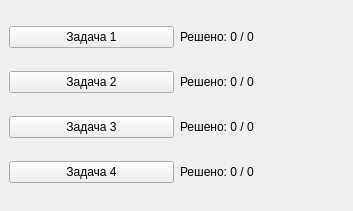
1maxi1/ourproject, file Version 3.0/client/mainwindow.ui: the form before one commit.
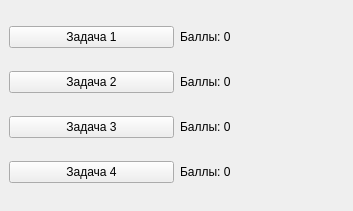
The form after the commit.

Diff of the .ui file:
```diff
--- a/Version 3.0/client/mainwindow.ui
+++ b/Version 3.0/client/mainwindow.ui
@@ -18,7 +18,7 @@
     <item row="1" column="1">
      <widget class="QLabel" name="label_2">
       <property name="text">
-       <string>Решено: 0 / 0</string>
+       <string>Баллы: 0</string>
       </property>
      </widget>
     </item>
@@ -53,21 +53,21 @@
     <item row="0" column="1">
      <widget class="QLabel" name="label">
       <property name="text">
-       <string>Решено: 0 / 0</string>
+       <string>Баллы: 0</string>
       </property>
      </widget>
     </item>
     <item row="3" column="1">
      <widget class="QLabel" name="label_4">
       <property name="text">
-       <string>Решено: 0 / 0</string>
+       <string>Баллы: 0</string>
       </property>
      </widget>
     </item>
     <item row="2" column="1">
      <widget class="QLabel" name="label_3">
       <property name="text">
-       <string>Решено: 0 / 0</string>
+       <string>Баллы: 0</string>
       </property>
      </widget>
     </item>
```
